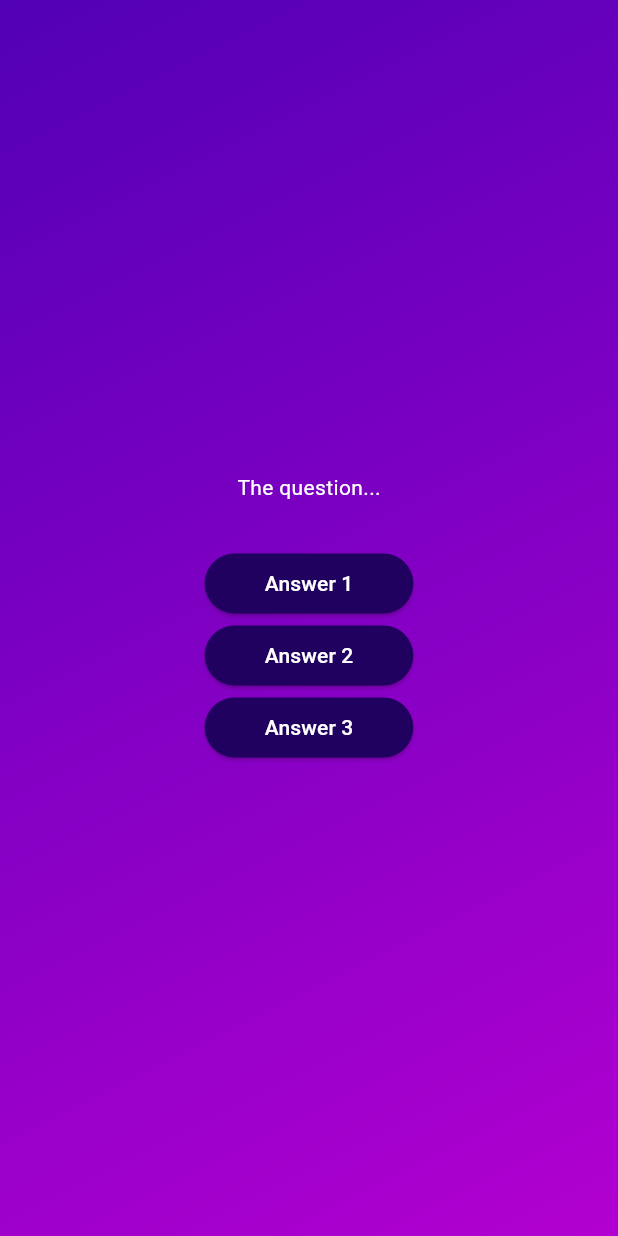
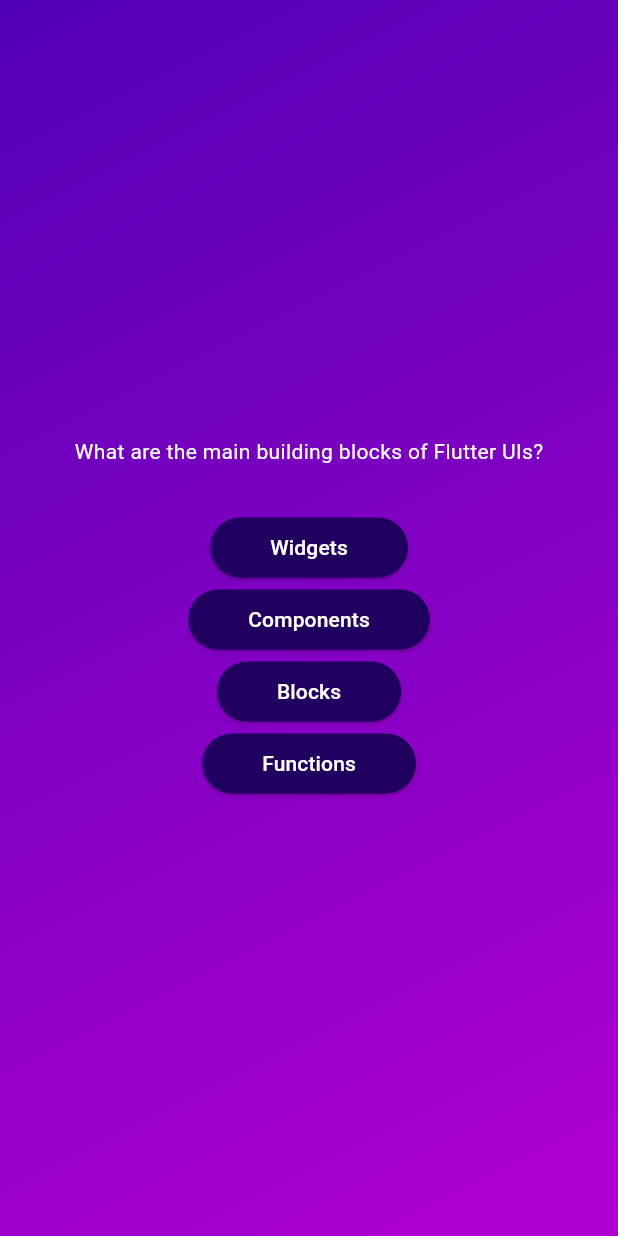
Before and after one commit to YigitErzen/flutter-course-quiz-app, a Flutter app: the screen it shows after launch, after a tap on "Start Quiz", on a phone screen of 412 x 824 dp. Run offline on Flutter 3.47's test engine with Material 3 defaults, Android fonts, the phone set to English and light mode, and no system bars.

Commit message:
Accesing List Elements & Object Properties

```diff
--- a/lib/questions_screen.dart
+++ b/lib/questions_screen.dart
@@ -1,5 +1,7 @@
 import 'package:flutter/material.dart';
 import 'answer_button.dart';
+import 'package:quiz_app/data/questions.dart';
+
 class QuestionsScreen extends StatefulWidget{
   const QuestionsScreen({super.key});
 
@@ -13,28 +15,34 @@ class QuestionsScreen extends StatefulWidget{
 class _QuestionsScreenState extends State<QuestionsScreen> {
   @override
   Widget build(context){
+    final currentQuestion = questions[0];
+
     return SizedBox(
       width: double.infinity,
       child: Column(
         mainAxisAlignment: MainAxisAlignment.center,
         children: [
-        const Text(
-          'The question...',
-          style: TextStyle(
+        Text(
+          currentQuestion.text  ,
+          style: const TextStyle(
             color: Colors.white,
           ),
         ),
         const SizedBox(height: 30),
         AnswerButton(
-          answerText: 'Answer 1',
+          answerText: currentQuestion.answers[0],
           onTap: () {},
         ),
         AnswerButton(
-          answerText: 'Answer 2',
+          answerText: currentQuestion.answers[1],
           onTap: () {},
         ),
         AnswerButton(
-          answerText: 'Answer 3',
+          answerText: currentQuestion.answers[2],
+          onTap: () {},
+        ),
+        AnswerButton(
+          answerText: currentQuestion.answers[3],
           onTap: () {},
         ),
         ],
```
